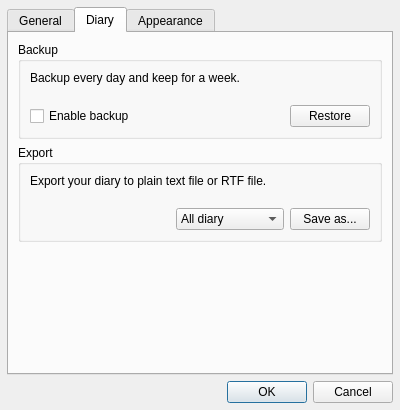
This is ui/configdialog.ui in krrr/Hazama as Qt 5 draws it before an edit. The edited form follows.
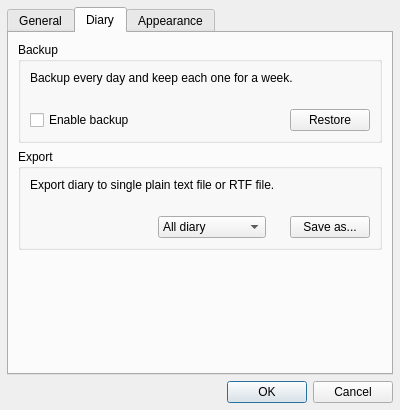
This is the edited form. The open tabs and pages were chosen to show the change.

Diff of the .ui file:
```diff
--- a/ui/configdialog.ui
+++ b/ui/configdialog.ui
@@ -158,11 +158,13 @@
           <string>Backup</string>
          </property>
          <layout class="QVBoxLayout" name="verticalLayout_4">
+          <property name="spacing">
+           <number>24</number>
+          </property>
           <item>
            <widget class="QLabel" name="bkLabel">
             <property name="text">
-             <string>Backup every day and keep for a week.
-</string>
+             <string>Backup every day and keep each one for a week.</string>
             </property>
             <property name="alignment">
              <set>Qt::AlignLeading|Qt::AlignLeft|Qt::AlignTop</set>
@@ -205,11 +207,13 @@
           <bool>false</bool>
          </property>
          <layout class="QVBoxLayout" name="verticalLayout_5">
+          <property name="spacing">
+           <number>24</number>
+          </property>
           <item>
            <widget class="QLabel" name="exportLabel">
             <property name="text">
-             <string>Export your diary to plain text file or RTF file.
-</string>
+             <string>Export diary to single plain text file or RTF file.</string>
             </property>
             <property name="alignment">
              <set>Qt::AlignLeading|Qt::AlignLeft|Qt::AlignTop</set>
```
